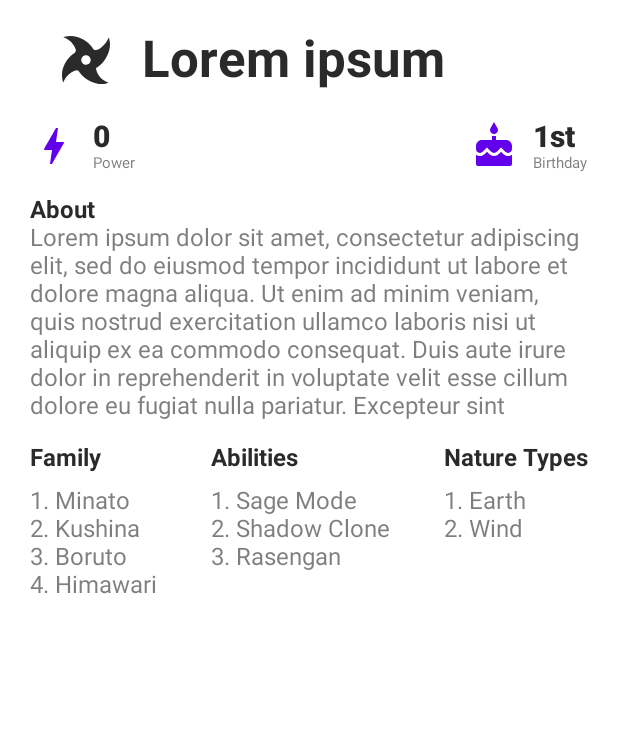
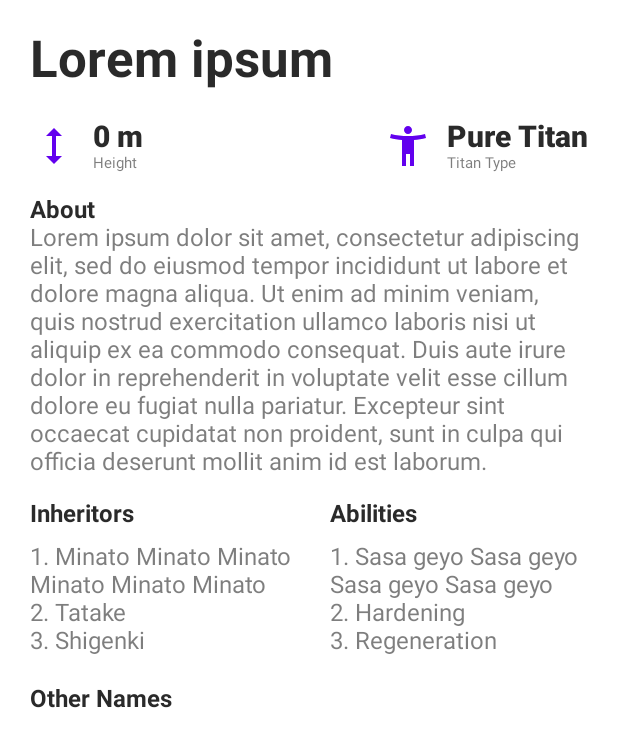
Before and after one commit to krishnachaitanya0107/AttackOnTitanApp, an Android app built with Jetpack Compose: the @Preview function BottomSheetContentPreview, on a phone screen of 412 x 824 dp. Shown: the top 747 px of the screen. Run offline under Robolectric (Android 15) with nearby library versions, the phone set to English and light mode, and no system bars; our stand-ins replace Room's generated code, accompanist; pictures from the network do not load.

Commit message:
Ui fixes and updates

```diff
--- a/app/src/main/java/com/example/attackontitanapp/domain/model/OnBoardingPage.kt
+++ b/app/src/main/java/com/example/attackontitanapp/domain/model/OnBoardingPage.kt
@@ -12,18 +12,18 @@ sealed class OnBoardingPage(
     object First : OnBoardingPage(
         image = R.drawable.greetings,
         title = "Greetings",
-        description = "Are you a Boruto fan? Because if you are then we have a great news for you!"
+        description = "Are you an Attack On Titan fan? Because if you are then we have a great news for you!"
     )
 
     object Second : OnBoardingPage(
         image = R.drawable.explore,
         title = "Explore",
-        description = "Find your favorite heroes and learn some of the things that you didn't know about."
+        description = "Find your favorite titans and learn some of the things that you didn't know about."
     )
 
     object Third : OnBoardingPage(
         image = R.drawable.power,
         title = "Power",
-        description = "Check out your hero's power and  see how much are they strong comparing to others."
+        description = "Check out your titan's power and don't worry we won't give any manga spoilers."
     )
 }
--- a/app/src/main/java/com/example/attackontitanapp/presentation/components/OrderedList.kt
+++ b/app/src/main/java/com/example/attackontitanapp/presentation/components/OrderedList.kt
@@ -3,6 +3,7 @@ package com.example.attackontitanapp.presentation.components
 import android.content.res.Configuration.UI_MODE_NIGHT_YES
 import androidx.compose.foundation.layout.Column
 import androidx.compose.foundation.layout.padding
+import androidx.compose.foundation.layout.widthIn
 import androidx.compose.material.ContentAlpha
 import androidx.compose.material.MaterialTheme
 import androidx.compose.material.Text
@@ -12,6 +13,7 @@ import androidx.compose.ui.draw.alpha
 import androidx.compose.ui.graphics.Color
 import androidx.compose.ui.text.font.FontWeight
 import androidx.compose.ui.tooling.preview.Preview
+import androidx.compose.ui.unit.Dp
 import com.example.attackontitanapp.ui.theme.SMALL_PADDING
 import com.example.attackontitanapp.ui.theme.titleColor
 
@@ -19,9 +21,10 @@ import com.example.attackontitanapp.ui.theme.titleColor
 fun OrderedList(
     title: String,
     items: List<String>,
-    textColor: Color
+    textColor: Color,
+    maxWidth: Dp
 ) {
-    Column {
+    Column(modifier = Modifier.widthIn(max = maxWidth)) {
         Text(
             modifier = Modifier.padding(bottom = SMALL_PADDING),
             text = title,
@@ -46,7 +49,8 @@ fun OrderedListPreview() {
     OrderedList(
         title = "Family",
         items = listOf("Minato", "Kushina"),
-        textColor = MaterialTheme.colors.titleColor
+        textColor = MaterialTheme.colors.titleColor,
+        maxWidth = Dp(400f)
     )
 }
 
@@ -56,6 +60,7 @@ fun OrderedListDarkPreview() {
     OrderedList(
         title = "Family",
         items = listOf("Minato", "Kushina"),
-        textColor = MaterialTheme.colors.titleColor
+        textColor = MaterialTheme.colors.titleColor,
+        maxWidth = Dp(400f)
     )
 }
--- a/app/src/main/java/com/example/attackontitanapp/presentation/screens/details/DetailsContent.kt
+++ b/app/src/main/java/com/example/attackontitanapp/presentation/screens/details/DetailsContent.kt
@@ -5,7 +5,9 @@ import androidx.compose.animation.core.animateDpAsState
 import androidx.compose.foundation.Image
 import androidx.compose.foundation.background
 import androidx.compose.foundation.layout.*
+import androidx.compose.foundation.rememberScrollState
 import androidx.compose.foundation.shape.RoundedCornerShape
+import androidx.compose.foundation.verticalScroll
 import androidx.compose.material.*
 import androidx.compose.material.BottomSheetValue.Collapsed
 import androidx.compose.material.BottomSheetValue.Expanded
@@ -17,21 +19,26 @@ import androidx.compose.ui.Modifier
 import androidx.compose.ui.draw.alpha
 import androidx.compose.ui.graphics.Color
 import androidx.compose.ui.layout.ContentScale
+import androidx.compose.ui.platform.LocalConfiguration
 import androidx.compose.ui.res.painterResource
 import androidx.compose.ui.res.stringResource
 import androidx.compose.ui.text.font.FontWeight
 import androidx.compose.ui.tooling.preview.Preview
+import androidx.compose.ui.unit.Dp
+import androidx.compose.ui.unit.dp
 import androidx.navigation.NavHostController
 import coil.annotation.ExperimentalCoilApi
 import coil.compose.rememberImagePainter
 import com.example.attackontitanapp.R
+import com.example.attackontitanapp.domain.model.Titan
 import com.example.attackontitanapp.presentation.components.InfoBox
 import com.example.attackontitanapp.presentation.components.OrderedList
-import com.example.attackontitanapp.domain.model.Titan
 import com.example.attackontitanapp.ui.theme.*
 import com.example.attackontitanapp.util.Constants.BASE_URL
-import com.example.attackontitanapp.util.Constants.ABOUT_TEXT_MAX_LINES
+import com.example.attackontitanapp.util.Constants.DARK_VIBRANT
 import com.example.attackontitanapp.util.Constants.MIN_BACKGROUND_IMAGE_HEIGHT
+import com.example.attackontitanapp.util.Constants.ON_DARK_VIBRANT
+import com.example.attackontitanapp.util.Constants.VIBRANT
 import com.google.accompanist.systemuicontroller.rememberSystemUiController
 
 @ExperimentalCoilApi
@@ -42,19 +49,23 @@ fun DetailsContent(
     selectedTitan: Titan?,
     colors: Map<String, String>
 ) {
-    var vibrant by remember { mutableStateOf("#000000") }
+    var vibrant by remember { mutableStateOf("#ffffff") }
     var darkVibrant by remember { mutableStateOf("#000000") }
     var onDarkVibrant by remember { mutableStateOf("#ffffff") }
 
     LaunchedEffect(key1 = selectedTitan) {
-        vibrant = colors["vibrant"]!!
-        darkVibrant = colors["darkVibrant"]!!
-        onDarkVibrant = colors["onDarkVibrant"]!!
+        vibrant = colors[VIBRANT]!!
+        darkVibrant = colors[DARK_VIBRANT]!!
+        onDarkVibrant = colors[ON_DARK_VIBRANT]!!
     }
+
+    val configuration = LocalConfiguration.current
+    val screenHeight = configuration.screenHeightDp.dp
+    val screenWidth = configuration.screenWidthDp.dp
 
     val systemUiController = rememberSystemUiController()
     systemUiController.setStatusBarColor(
-        color = Color(android.graphics.Color.parseColor(darkVibrant))
+        color = Color(parseColor(darkVibrant))
     )
 
     val scaffoldState = rememberBottomSheetScaffoldState(
@@ -84,7 +95,9 @@ fun DetailsContent(
                     selectedTitan = it,
                     infoBoxIconColor = Color(parseColor(vibrant)),
                     sheetBackgroundColor = Color(parseColor(darkVibrant)),
-                    contentColor = Color(parseColor(onDarkVibrant))
+                    contentColor = Color(parseColor(onDarkVibrant)),
+                    screenHeight = screenHeight,
+                    screenWidth = screenWidth
                 )
             }
         },
@@ -106,14 +119,20 @@ fun DetailsContent(
 @Composable
 fun BottomSheetContent(
     selectedTitan: Titan,
+    screenHeight: Dp,
+    screenWidth: Dp,
     infoBoxIconColor: Color = MaterialTheme.colors.primary,
     sheetBackgroundColor: Color = MaterialTheme.colors.surface,
     contentColor: Color = MaterialTheme.colors.titleColor
 ) {
+    val scrollState = rememberScrollState()
+
     Column(
         modifier = Modifier
+            .heightIn(max = screenHeight * (1.0f - MIN_BACKGROUND_IMAGE_HEIGHT))
             .background(sheetBackgroundColor)
-            .padding(all = LARGE_PADDING)
+            .padding(top = LARGE_PADDING, start = LARGE_PADDING, end = LARGE_PADDING)
+            .verticalScroll(state = scrollState)
     ) {
         Row(
             modifier = Modifier
@@ -121,14 +140,14 @@ fun BottomSheetContent(
                 .padding(bottom = LARGE_PADDING),
             verticalAlignment = Alignment.CenterVertically
         ) {
-            Icon(
+            /*Icon(
                 modifier = Modifier
                     .size(INFO_ICON_SIZE)
                     .weight(2f),
                 painter = painterResource(id = R.drawable.ic_logo),
                 contentDescription = stringResource(id = R.string.app_logo),
                 tint = contentColor
-            )
+            )*/
             Text(
                 modifier = Modifier
                     .weight(8f),
@@ -145,17 +164,17 @@ fun BottomSheetContent(
             horizontalArrangement = Arrangement.SpaceBetween
         ) {
             InfoBox(
-                icon = painterResource(id = R.drawable.ic_bolt),
+                icon = painterResource(id = R.drawable.ic_height),
                 iconColor = infoBoxIconColor,
-                bigText = "${selectedTitan.height}",
-                smallText = stringResource(R.string.power),
+                bigText = "${selectedTitan.height} m",
+                smallText = stringResource(R.string.height),
                 textColor = contentColor
             )
             InfoBox(
-                icon = painterResource(id = R.drawable.ic_cake),
+                icon = painterResource(id = R.drawable.ic_titan),
                 iconColor = infoBoxIconColor,
                 bigText = selectedTitan.type,
-                smallText = stringResource(R.string.birthday),
+                smallText = stringResource(R.string.type),
                 textColor = contentColor
             )
         }
@@ -172,29 +191,44 @@ fun BottomSheetContent(
                 .padding(bottom = MEDIUM_PADDING),
             text = selectedTitan.about,
             color = contentColor,
-            fontSize = MaterialTheme.typography.body1.fontSize,
-            maxLines = ABOUT_TEXT_MAX_LINES
+            fontSize = MaterialTheme.typography.body1.fontSize
         )
         Row(
-            modifier = Modifier.fillMaxWidth(),
+            modifier = Modifier
+                .fillMaxWidth()
+                .padding(bottom = LARGE_PADDING),
             horizontalArrangement = Arrangement.SpaceBetween
         ) {
+            val fractionPerList = 0.5f
+
             OrderedList(
-                title = stringResource(R.string.family),
+                title = stringResource(R.string.inheritors),
                 items = selectedTitan.inheritors,
-                textColor = contentColor
+                textColor = contentColor,
+                maxWidth = screenWidth * fractionPerList
             )
             OrderedList(
                 title = stringResource(R.string.abilities),
                 items = selectedTitan.abilities,
-                textColor = contentColor
-            )
-            OrderedList(
-                title = stringResource(R.string.nature_types),
-                items = selectedTitan.otherNames,
-                textColor = contentColor
+                textColor = contentColor,
+                maxWidth = screenWidth * fractionPerList
             )
         }
+
+        Row(
+            modifier = Modifier
+                .fillMaxWidth()
+                .padding(bottom = LARGE_PADDING),
+            horizontalArrangement = Arrangement.SpaceBetween
+        ) {
+            OrderedList(
+                title = stringResource(R.string.other_names),
+                items = selectedTitan.otherNames,
+                textColor = contentColor,
+                maxWidth = screenWidth
+            )
+        }
+
     }
 }
 
@@ -271,10 +305,14 @@ fun BottomSheetContentPreview() {
             about = "Lorem ipsum dolor sit amet, consectetur adipiscing elit, sed do eiusmod tempor incididunt ut labore et dolore magna aliqua. Ut enim ad minim veniam, quis nostrud exercitation ullamco laboris nisi ut aliquip ex ea commodo consequat. Duis aute irure dolor in reprehenderit in voluptate velit esse cillum dolore eu fugiat nulla pariatur. Excepteur sint occaecat cupidatat non proident, sunt in culpa qui officia deserunt mollit anim id est laborum.",
             rating = 4.5,
             height = 0,
-            type = "1st",
-            inheritors = listOf("Minato", "Kushina", "Boruto", "Himawari"),
-            abilities = listOf("Sage Mode", "Shadow Clone", "Rasengan"),
-            otherNames = listOf("Earth", "Wind")
-        )
+            type = "Pure Titan",
+            inheritors = listOf("Minato Minato Minato Minato Minato Minato", "Tatake", "Shigenki"),
+            abilities = listOf(
+                "Sasa geyo Sasa geyo Sasa geyo Sasa geyo",
+                "Hardening",
+                "Regeneration"
+            ),
+            otherNames = listOf("giraffe", "Ugly")
+        ), screenHeight = (800).dp, screenWidth = (400).dp
     )
 }
--- /dev/null
+++ b/app/src/main/res/drawable/ic_height.xml
@@ -0,0 +1,9 @@
+<vector xmlns:android="http://schemas.android.com/apk/res/android"
+    android:width="24dp"
+    android:height="24dp"
+    android:viewportWidth="24"
+    android:viewportHeight="24">
+  <path
+      android:fillColor="#000000"
+      android:pathData="M13,6.99l3,0l-4,-3.99l-4,3.99l3,0l0,10.02l-3,0l4,3.99l4,-3.99l-3,0z"/>
+</vector>
--- /dev/null
+++ b/app/src/main/res/drawable/ic_titan.xml
@@ -0,0 +1,9 @@
+<vector xmlns:android="http://schemas.android.com/apk/res/android"
+    android:width="24dp"
+    android:height="24dp"
+    android:viewportWidth="24"
+    android:viewportHeight="24">
+  <path
+      android:fillColor="#000000"
+      android:pathData="M20.5,6c-2.61,0.7 -5.67,1 -8.5,1s-5.89,-0.3 -8.5,-1L3,8c1.86,0.5 4,0.83 6,1v13h2v-6h2v6h2V9c2,-0.17 4.14,-0.5 6,-1l-0.5,-2zM12,6c1.1,0 2,-0.9 2,-2s-0.9,-2 -2,-2 -2,0.9 -2,2 0.9,2 2,2z"/>
+</vector>
--- a/app/src/main/res/values-night/strings.xml
+++ b/app/src/main/res/values-night/strings.xml
@@ -9,10 +9,10 @@
     <string name="close_icon">Close Icon</string>
     <string name="info_icon">Info Icon</string>
     <string name="power">Power</string>
-    <string name="month">Month</string>
-    <string name="birthday">Birthday</string>
+    <string name="height">Height</string>
+    <string name="type">Titan Type</string>
     <string name="about">About</string>
-    <string name="family">Family</string>
+    <string name="inheritors">Inheritors</string>
     <string name="abilities">Abilities</string>
-    <string name="nature_types">Nature Types</string>
+    <string name="other_names">Other Names</string>
 </resources>
--- a/app/src/main/res/values/strings.xml
+++ b/app/src/main/res/values/strings.xml
@@ -9,10 +9,10 @@
     <string name="close_icon">Close Icon</string>
     <string name="info_icon">Info Icon</string>
     <string name="power">Power</string>
-    <string name="month">Month</string>
-    <string name="birthday">Birthday</string>
+    <string name="height">Height</string>
+    <string name="type">Titan Type</string>
     <string name="about">About</string>
-    <string name="family">Family</string>
+    <string name="inheritors">Inheritors</string>
     <string name="abilities">Abilities</string>
-    <string name="nature_types">Nature Types</string>
+    <string name="other_names">Other Names</string>
 </resources>
```
Also changed, not shown: app/src/main/java/com/example/attackontitanapp/presentation/common/EmptyScreen.kt (+5 -5 lines), app/src/main/java/com/example/attackontitanapp/util/Constants.kt (+5 -2 lines), app/src/main/java/com/example/attackontitanapp/util/PaletteGenerator.kt (+16 -7 lines).
